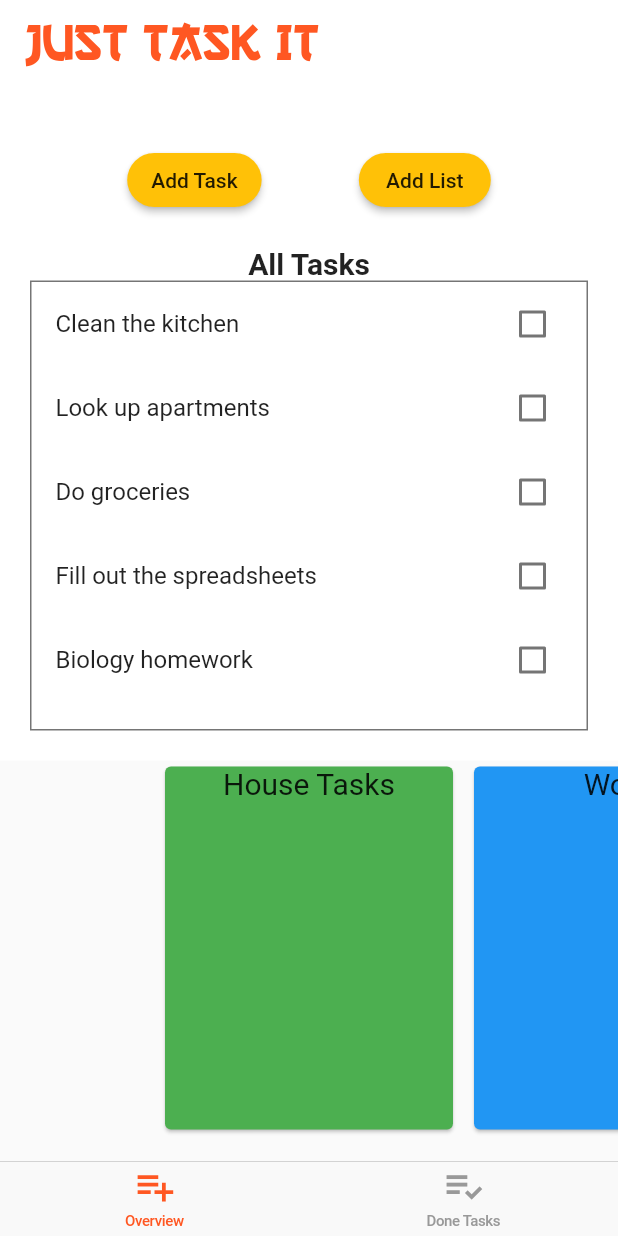
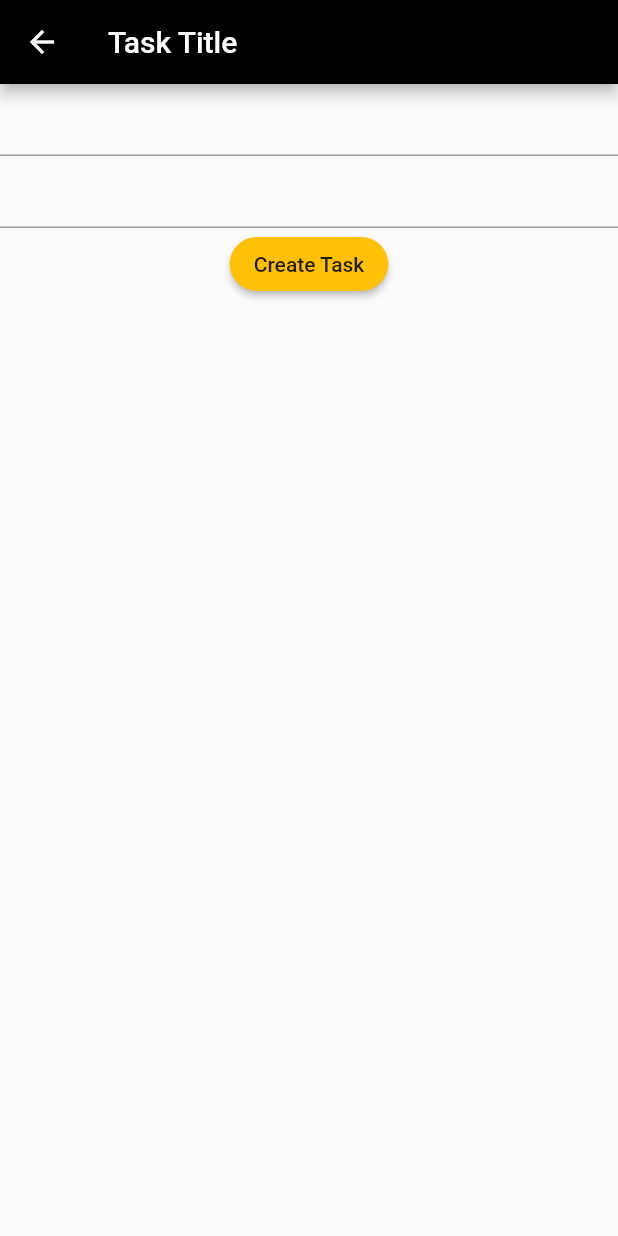
Before and after one commit to rmjacobsen/just_task_it, a Flutter app: the screen it shows after launch, after a tap on "Add Task", on a phone screen of 412 x 824 dp. Run offline on Flutter 3.47's test engine with Material 2 defaults, Android fonts, the phone set to English and light mode, and no system bars; drawn by our look-alikes of carousel_slider; our stand-ins replace sqflite; accounts and stored records are empty.

Commit message:
🌿DBHelper, Models.toMap, TaskDetailScreen

```diff
--- a/lib/apps/task_manager/models/task.dart
+++ b/lib/apps/task_manager/models/task.dart
@@ -1,15 +1,28 @@
 class Task {
   final String id;
   final String title;
-  final bool isDone;
+  final String description;
+  bool isDone;
   final DateTime date;
   final String listId;
 
   Task({
     this.id,
     this.title,
+    this.description,
     this.isDone,
     this.date,
     this.listId,
   });
+
+  Map<String, dynamic> toMap() {
+    return {
+      'id': id,
+      'title': title,
+      'description': description,
+      'isDone': isDone ? 1 : 0,
+      'date': date.toIso8601String(),
+      'listId': listId,
+    };
+  }
 }
--- a/lib/apps/task_manager/models/task_list.dart
+++ b/lib/apps/task_manager/models/task_list.dart
@@ -2,14 +2,24 @@ import 'package:flutter/material.dart';
 
 class TaskList {
   final String id;
-  final String listName;
-  final Color color;
+  final String title;
+  final int color;
   final Icon icon;
 
   TaskList({
     this.id,
-    this.listName,
+    this.title,
     this.color,
     this.icon,
   });
+
+  Map<String, dynamic> toMap() {
+    return {
+      'id': id,
+      'title': title,
+      'color': color,
+      // Store the icon as an int based on its codePoint from IconData.
+      'icon': icon.icon.codePoint,
+    };
+  }
 }
--- a/lib/apps/task_manager/screens/overview_screen.dart
+++ b/lib/apps/task_manager/screens/overview_screen.dart
@@ -1,30 +1,30 @@
 import 'package:carousel_slider/carousel_slider.dart';
 import 'package:flutter/material.dart';
-import 'package:just_task_it/apps/task_manager/models/task.dart';
-import 'package:just_task_it/apps/task_manager/models/task_list.dart';
+import 'package:just_task_it/apps/task_manager/screens/task_detail_screen.dart';
+import 'package:just_task_it/core/services/db_helper.dart';
+import '../models/task.dart';
+import '../models/task_list.dart';
 
 import '../widgets/rounded_button.dart';
 import '../../../core/widgets/header.dart';
 
-import 'package:flutter/scheduler.dart' show timeDilation;
-
 List DUMMY_LISTS = [
   TaskList(
     id: "l1",
-    listName: "House Tasks",
-    color: Colors.green,
+    title: "House Tasks",
+    color: Colors.green.value,
     icon: Icon(Icons.home),
   ),
   TaskList(
     id: "l2",
-    listName: "Work",
-    color: Colors.blue,
+    title: "Work",
+    color: Colors.blue.value,
     icon: Icon(Icons.work),
   ),
   TaskList(
     id: "l3",
-    listName: "School Assignments",
-    color: Colors.pink,
+    title: "School Assignments",
+    color: Colors.pink.value,
     icon: Icon(Icons.school),
   ),
 ];
@@ -97,7 +97,7 @@ class _OverviewScreenState extends State<OverviewScreen> {
   @override
   Widget build(BuildContext context) {
     return Scaffold(
-      appBar: buildHeader(context, appTitle: true),
+      appBar: buildHeader(context, isAppTitle: true),
       body: Column(
         children: <Widget>[
           Container(
@@ -112,7 +112,15 @@ class _OverviewScreenState extends State<OverviewScreen> {
                 Row(
                   mainAxisAlignment: MainAxisAlignment.spaceEvenly,
                   children: <Widget>[
-                    buildRoundedButton(context, "Add Task", () {}),
+                    buildRoundedButton(
+                      context,
+                      "Add Task",() {
+                      Navigator.of(context).push(
+                        MaterialPageRoute(
+                          builder: (BuildContext context) => TaskDetailScreen(),
+                        ),
+                      );
+                      }),
                     buildRoundedButton(context, "Add List", () {}),
                   ],
                 ),
@@ -139,7 +147,8 @@ class _OverviewScreenState extends State<OverviewScreen> {
                         setState(() {
                           return DUMMY_TASKS[i].isDone = !DUMMY_TASKS[i].isDone;
                         });
-                        print("Task: ${DUMMY_TASKS[i].title} Status: ${DUMMY_TASKS[i].isDone}");
+                        print(
+                            "Task: ${DUMMY_TASKS[i].title} Status: ${DUMMY_TASKS[i].isDone}");
                       },
                     ),
                     shrinkWrap: true,
@@ -154,9 +163,18 @@ class _OverviewScreenState extends State<OverviewScreen> {
               itemCount: DUMMY_LISTS.length,
               itemBuilder: (BuildContext context, int i) => Container(
                 width: 200,
-                child: Card(
-                  color: DUMMY_LISTS[i].color,
-                  child: Text(DUMMY_LISTS[i].listName, style: TextStyle(fontSize: 20), textAlign: TextAlign.center,),
+                child: Column(
+                  children: [
+                    Card(
+                      color: Color(DUMMY_LISTS[i].color),
+                      child: Text(
+                        DUMMY_LISTS[i].title,
+                        style: TextStyle(fontSize: 20),
+                        textAlign: TextAlign.center,
+                      ),
+                    ),
+                    Icon(IconData(59641, fontFamily: 'MaterialIcons')),
+                  ],
                 ),
               ),
               enableInfiniteScroll: false,
--- a/lib/apps/task_manager/screens/task_detail_screen.dart
+++ b/lib/apps/task_manager/screens/task_detail_screen.dart
@@ -0,0 +1,50 @@
+import 'package:flutter/material.dart';
+import 'package:just_task_it/apps/task_manager/widgets/rounded_button.dart';
+import 'package:just_task_it/core/widgets/header.dart';
+
+class TaskDetailScreen extends StatefulWidget {
+  @override
+  _TaskDetailScreenState createState() => _TaskDetailScreenState();
+}
+
+class _TaskDetailScreenState extends State<TaskDetailScreen> {
+  String _appBarTitle = "Task Title";
+  TextEditingController _taskTitleController = TextEditingController();
+  TextEditingController _taskDescController = TextEditingController();
+
+  @override
+  void initState() {
+    _taskTitleController.addListener(() {
+      setState(() {
+        _appBarTitle = _taskTitleController.text;
+      });
+    });
+    super.initState();
+  }
+
+  @override
+  void dispose() {
+    _taskTitleController.dispose();
+    super.dispose();
+  }
+
+  @override
+  Widget build(BuildContext context) {
+    return Scaffold(
+      appBar: buildHeader(context, isAppTitle: false, titleText: _appBarTitle),
+      body: Container(
+        child: Column(
+          children: [
+            TextField(
+              controller: _taskTitleController,
+            ),
+            TextField(
+              controller: _taskDescController,
+            ),
+            buildRoundedButton(context, "Create Task", () {})
+          ],
+        ),
+      ),
+    );
+  }
+}
--- a/lib/core/widgets/header.dart
+++ b/lib/core/widgets/header.dart
@@ -3,10 +3,10 @@ import 'package:flutter/material.dart';
 
 // Set appTitle true whenever no specific title is required.
 // Otherwise, use titleText for the desired title.
-AppBar buildHeader(context, {bool appTitle = false, String titleText}) {
+AppBar buildHeader(context, {bool isAppTitle = false, String titleText}) {
   return AppBar(
-    backgroundColor: Colors.white,
-    title: appTitle
+    backgroundColor: isAppTitle ? Colors.white : Colors.black,
+    title: isAppTitle
         ? Text(
             "Just Task It",
             style: TextStyle(
@@ -16,6 +16,6 @@ AppBar buildHeader(context, {bool appTitle = false, String titleText}) {
             ),
           )
         : Text(titleText),
-    elevation: appTitle ? 0.0 : 4.0,
+    elevation: isAppTitle ? 0.0 : 4.0,
   );
 }
--- a/lib/core/home.dart
+++ b/lib/core/wrapper.dart
@@ -1,14 +1,14 @@
 import 'package:flutter/cupertino.dart';
 import 'package:flutter/material.dart';
-import 'package:just_task_it/apps/task_manager/screens/done_screen.dart';
-import 'package:just_task_it/apps/task_manager/screens/overview_screen.dart';
+import './../apps/task_manager/screens/done_screen.dart';
+import './../apps/task_manager/screens/overview_screen.dart';
 
-class Home extends StatefulWidget {
+class Wrapper extends StatefulWidget {
   @override
-  _HomeState createState() => _HomeState();
+  _WrapperState createState() => _WrapperState();
 }
 
-class _HomeState extends State<Home> {
+class _WrapperState extends State<Wrapper> {
   PageController pageController;
   int pageIndex = 0;
 
--- a/lib/main.dart
+++ b/lib/main.dart
@@ -1,7 +1,10 @@
 import 'package:flutter/material.dart';
-import 'package:just_task_it/core/home.dart';
 
-void main() {
+import './core/wrapper.dart';
+
+
+
+void main() async {
   runApp(MyApp());
 }
 
@@ -14,7 +17,7 @@ class MyApp extends StatelessWidget {
         primarySwatch: Colors.deepOrange,
         accentColor: Colors.amber,
       ),
-      home: Home(),
+      home: Wrapper(),
       debugShowCheckedModeBanner: false,
     );
   }
--- a/pubspec.yaml
+++ b/pubspec.yaml
@@ -26,9 +26,9 @@ dependencies:
 
   # 3rd Party Packages
   carousel_slider: ^1.3.0
-  hive: ^1.3.0
-  hive_flutter: ^0.3.0+1
-  path_provider: ^1.5.1
+  path: ^1.6.4
+  sqflite: ^1.2.0
+  uuid: ^2.0.4
 
 dev_dependencies:
   flutter_test:
```
Also changed, not shown: lib/core/services/db_helper.dart (added, +118 -0 lines), 2 other files.
